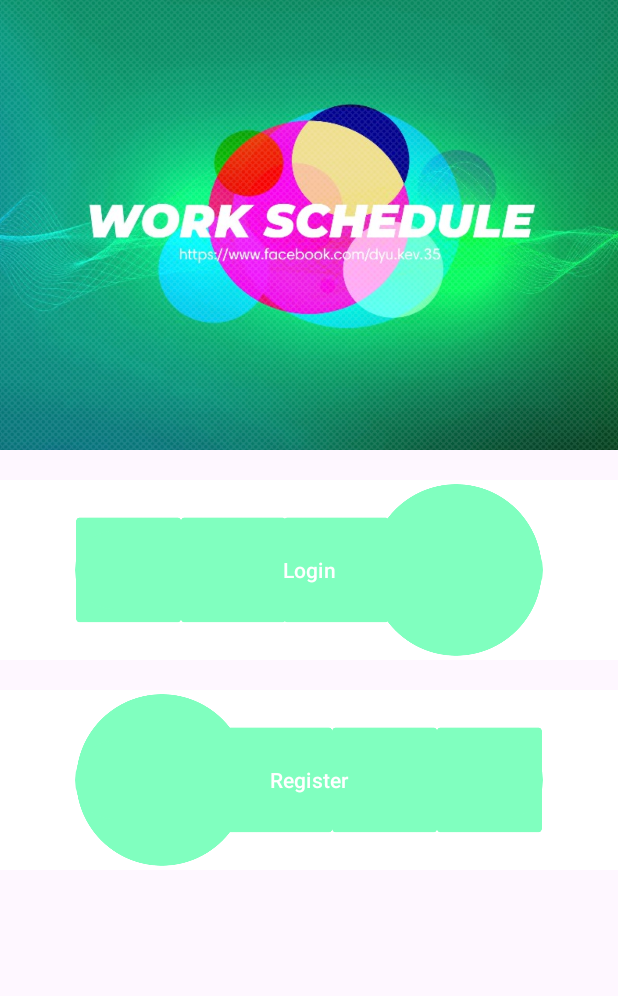
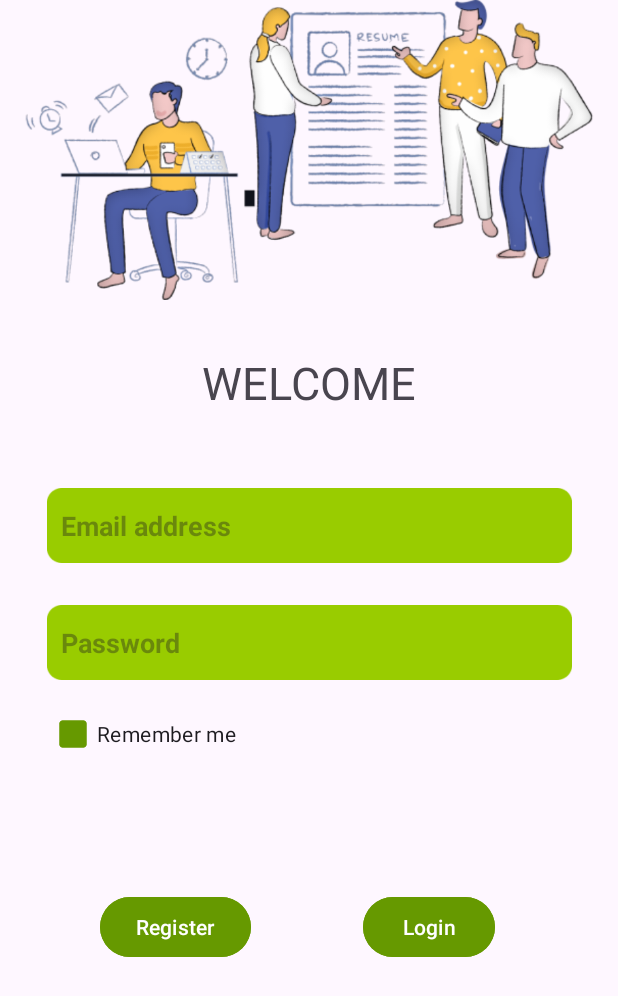
Before and after one commit to CallMeNaul/WorkSchedule, an Android app: the screen it shows after launch (StartActivity before the commit, LoginActivity after it), on a phone screen of 412 x 824 dp. Shown: the top 996 px of the screen. Run offline under Robolectric (Android 15) with nearby library versions, the phone set to English and light mode, and no system bars; our stand-ins replace Firebase (no records; nobody signed in at launch, a user with empty details on screens opened directly).

Commit message:
Chỉnh lại giao diện Xoá bớt Activity dư : start, logout

```diff
--- a/app/src/main/java/com/workschedule/appDevelopmentProject/MainActivity.java
+++ b/app/src/main/java/com/workschedule/appDevelopmentProject/MainActivity.java
@@ -20,7 +20,7 @@ public class MainActivity extends AppCompatActivity {
             @Override
             public void onClick(View v) {
                 FirebaseAuth.getInstance().signOut();
-                startActivity(new Intent(MainActivity.this, StartActivity.class));
+                startActivity(new Intent(MainActivity.this, LoginActivity.class));
             }
         });
     }
--- a/app/src/main/java/com/workschedule/appDevelopmentProject/StartActivity.java
+++ /dev/null
@@ -1,35 +0,0 @@
-package com.workschedule.appDevelopmentProject;
-
-import androidx.appcompat.app.AppCompatActivity;
-
-import android.content.Intent;
-import android.os.Bundle;
-import android.view.View;
-import android.widget.Button;
-
-public class StartActivity extends AppCompatActivity {
-    private Button register;
-    private Button login;
-    @Override
-    protected void onCreate(Bundle savedInstanceState) {
-        super.onCreate(savedInstanceState);
-        setContentView(R.layout.activity_start);
-        register = findViewById(R.id.btn_register);
-        login = findViewById(R.id.btn_login);
-        login.setBackgroundColor(android.graphics.Color.parseColor("#80FFBF"));
-        register.setBackgroundColor(android.graphics.Color.parseColor("#80FFBF"));
-        register.setOnClickListener(new View.OnClickListener() {
-            @Override
-            public void onClick(View v) {
-                startActivity(new Intent(StartActivity.this , RegisterActivity.class));
-                finish();
-            }
-        });
-        login.setOnClickListener(new View.OnClickListener() {
-            @Override
-            public void onClick(View view) {
-                startActivity(new Intent(StartActivity.this, LoginActivity.class));
-            }
-        });
-    }
-}
--- a/app/src/main/res/layout/activity_login.xml
+++ b/app/src/main/res/layout/activity_login.xml
@@ -10,60 +10,100 @@
         android:id="@+id/imageView"
         android:layout_width="match_parent"
         android:layout_height="200dp"
+        android:scaleType="centerCrop"
+        app:layout_constraintBottom_toBottomOf="parent"
+        app:layout_constraintHorizontal_bias="0.0"
         app:layout_constraintLeft_toLeftOf="parent"
         app:layout_constraintRight_toRightOf="parent"
         app:layout_constraintTop_toTopOf="parent"
-        android:scaleType="centerCrop"
-        app:srcCompat="@drawable/audio_wave"/>
+        app:layout_constraintVertical_bias="0.0"
+        app:srcCompat="@drawable/img" />
+
     <TextView
-        android:id="@+id/tv_user_name"
-        android:layout_width="100dp"
+        android:layout_width="wrap_content"
         android:layout_height="wrap_content"
-        android:text="@string/username"
-        app:layout_constraintLeft_toLeftOf="parent"
-        app:layout_constraintTop_toBottomOf="@id/imageView"
-        android:layout_marginTop="@dimen/margin_basex4"/>
+        android:text="WELCOME"
+        android:textSize="30dp"
+        app:layout_constraintBottom_toTopOf="@+id/et_username"
+        app:layout_constraintEnd_toEndOf="parent"
+        app:layout_constraintStart_toStartOf="parent"
+        app:layout_constraintTop_toBottomOf="@+id/imageView"
+        app:layout_constraintVertical_bias="0.408" />
 
     <EditText
         android:id="@+id/et_username"
-        android:layout_width="0dp"
-        android:layout_height="wrap_content"
-        android:hint="name@gmail.com"
-        app:layout_constraintHorizontal_bias="1.0"
-        app:layout_constraintLeft_toRightOf="@id/tv_user_name"
+        android:layout_width="350dp"
+        android:layout_height="50dp"
+        android:layout_marginTop="44dp"
+        android:background="@drawable/border"
+        android:hint="  Email address"
+        android:textStyle="bold"
+        android:backgroundTint="@android:color/holo_green_light"
+        app:layout_constraintBottom_toBottomOf="parent"
+        app:layout_constraintEnd_toEndOf="parent"
+        app:layout_constraintHorizontal_bias="0.508"
         app:layout_constraintRight_toRightOf="parent"
-        app:layout_constraintTop_toBottomOf="@id/imageView"
-        android:layout_marginTop="@dimen/margin_basex4"/>
-
-    <TextView
-        android:id="@+id/tv_password"
-        android:layout_width="100dp"
-        android:layout_height="wrap_content"
-        android:layout_marginTop="5dp"
-        android:hint="******"
-        android:text="@string/password"
-        app:layout_constraintLeft_toLeftOf="parent"
-        app:layout_constraintTop_toBottomOf="@id/et_username" />
+        app:layout_constraintStart_toStartOf="parent"
+        app:layout_constraintTop_toBottomOf="@+id/imageView"
+        app:layout_constraintVertical_bias="0.153" />
 
     <EditText
         android:id="@+id/et_password"
-        android:layout_width="0dp"
-        android:layout_height="wrap_content"
-        android:layout_marginTop="5dp"
-        app:layout_constraintHorizontal_bias="0.0"
-        app:layout_constraintLeft_toRightOf="@id/tv_password"
+        android:layout_width="350dp"
+        android:layout_height="50dp"
+        android:layout_marginTop="28dp"
+        android:background="@drawable/border"
+        android:hint="  Password"
+        android:inputType="textPassword"
+        android:textStyle="bold"
+        android:backgroundTint="@android:color/holo_green_light"
+        app:layout_constraintEnd_toEndOf="parent"
+        app:layout_constraintHorizontal_bias="0.504"
         app:layout_constraintRight_toRightOf="parent"
-        app:layout_constraintTop_toBottomOf="@id/et_username" />
+        app:layout_constraintStart_toStartOf="parent"
+        app:layout_constraintTop_toBottomOf="@+id/et_username" />
 
     <Button
-        android:id="@+id/btn_logiN"
-        android:layout_width="@dimen/margin_basex20"
+        android:id="@+id/btn_login"
+        android:layout_width="wrap_content"
         android:layout_height="wrap_content"
-        android:padding="@dimen/margin_base"
-        android:text="@string/login"
-        app:layout_constraintRight_toRightOf="parent"
-        app:layout_constraintTop_toBottomOf="@id/et_password"
-        android:layout_marginTop="@dimen/margin_base"/>
+        android:layout_marginTop="72dp"
+        android:text="Login"
+        android:backgroundTint="@android:color/holo_green_dark"
+        app:layout_constraintBottom_toBottomOf="parent"
+        app:layout_constraintEnd_toEndOf="parent"
+        app:layout_constraintHorizontal_bias="0.746"
+        app:layout_constraintStart_toStartOf="parent"
+        app:layout_constraintTop_toBottomOf="@+id/et_password"
+        app:layout_constraintVertical_bias="0.275" />
+
+    <Button
+        android:id="@+id/btn_register"
+        android:layout_width="wrap_content"
+        android:layout_height="wrap_content"
+        android:layout_marginTop="72dp"
+        android:text="Register"
+        android:backgroundTint="@android:color/holo_green_dark"
+        app:layout_constraintBottom_toBottomOf="parent"
+        app:layout_constraintEnd_toEndOf="parent"
+        app:layout_constraintHorizontal_bias="0.215"
+        app:layout_constraintStart_toStartOf="parent"
+        app:layout_constraintTop_toBottomOf="@+id/et_password"
+        app:layout_constraintVertical_bias="0.275" />
+
+    <CheckBox
+        android:id="@+id/check_remember"
+        android:layout_width="wrap_content"
+        android:layout_height="wrap_content"
+        android:layout_marginTop="12dp"
+        android:text="Remember me"
+        android:buttonTint="@android:color/holo_green_dark"
+        android:checked="true"
+
+        app:layout_constraintEnd_toEndOf="parent"
+        app:layout_constraintHorizontal_bias="0.114"
+        app:layout_constraintStart_toStartOf="parent"
+        app:layout_constraintTop_toBottomOf="@+id/et_password" />
 
 
 </androidx.constraintlayout.widget.ConstraintLayout>
--- a/app/src/main/res/layout/activity_start.xml
+++ /dev/null
@@ -1,84 +0,0 @@
-<?xml version="1.0" encoding="utf-8"?>
-<androidx.constraintlayout.widget.ConstraintLayout xmlns:android="http://schemas.android.com/apk/res/android"
-    xmlns:app="http://schemas.android.com/apk/res-auto"
-    xmlns:tools="http://schemas.android.com/tools"
-    android:layout_width="match_parent"
-    android:layout_height="match_parent"
-    tools:context=".StartActivity">
-
-    <ImageView
-        android:id="@+id/img_icon"
-        android:layout_width="wrap_content"
-        android:layout_height="300dp"
-        app:srcCompat="@drawable/audio_wave"
-        android:scaleType="centerCrop"
-        app:layout_constraintLeft_toLeftOf="parent"
-        app:layout_constraintRight_toRightOf="parent"
-        app:layout_constraintTop_toTopOf="parent"
-        android:orientation="vertical"/>
-
-    <androidx.constraintlayout.widget.ConstraintLayout
-        android:layout_width="match_parent"
-        android:layout_height="0dp"
-        app:layout_constraintTop_toBottomOf="@id/img_icon">
-        <androidx.constraintlayout.widget.ConstraintLayout
-            android:layout_width="match_parent"
-            android:layout_height="0dp"
-            app:layout_constraintTop_toTopOf="parent"
-            android:id="@+id/ctrlo_login">
-
-            <ImageView
-                android:id="@+id/img_login"
-                android:layout_width="match_parent"
-                android:layout_height="120dp"
-                app:srcCompat="@drawable/straight_bar"
-                android:scaleType="centerCrop"
-                android:layout_marginTop="@dimen/margin_basex4"
-                app:layout_constraintTop_toTopOf="parent"/>
-
-            <Button
-                android:id="@+id/btn_login"
-                android:layout_width="match_parent"
-                android:layout_height="60dp"
-                android:layout_alignParentBottom="true"
-                android:padding="@dimen/margin_base"
-                android:text="@string/login"
-                app:layout_constraintLeft_toLeftOf="parent"
-                app:layout_constraintRight_toRightOf="parent"
-                app:layout_constraintTop_toTopOf="parent"
-                android:layout_marginTop="50dp"
-                android:layout_marginLeft="@dimen/margin_basex10"
-                android:layout_marginRight="@dimen/margin_basex10"/>
-
-        </androidx.constraintlayout.widget.ConstraintLayout>
-        <androidx.constraintlayout.widget.ConstraintLayout
-            android:layout_width="match_parent"
-            android:layout_height="0dp"
-            app:layout_constraintTop_toBottomOf="@id/ctrlo_login">
-
-            <ImageView
-                android:id="@+id/img_register"
-                android:layout_width="match_parent"
-                android:layout_height="120dp"
-                android:layout_marginTop="@dimen/margin_basex4"
-                android:scaleType="centerCrop"
-                app:layout_constraintTop_toTopOf="parent"
-                app:srcCompat="@drawable/straight_bar_2"/>
-
-            <Button
-                android:id="@+id/btn_register"
-                android:layout_width="match_parent"
-                android:layout_height="60dp"
-                android:layout_centerVertical="true"
-                android:layout_marginTop="@dimen/margin_basex10"
-                android:layout_marginLeft="@dimen/margin_basex10"
-                android:layout_marginRight="@dimen/margin_basex10"
-                android:padding="@dimen/margin_base"
-                android:text="@string/register"
-                app:layout_constraintTop_toTopOf="parent"
-                app:layout_constraintLeft_toLeftOf="parent"
-                app:layout_constraintRight_toRightOf="parent"/>
-
-        </androidx.constraintlayout.widget.ConstraintLayout>
-    </androidx.constraintlayout.widget.ConstraintLayout>
-</androidx.constraintlayout.widget.ConstraintLayout>
```
Also changed, not shown: app/src/main/AndroidManifest.xml (+1 -7 lines), app/src/main/java/com/workschedule/appDevelopmentProject/LoginActivity.java (+11 -1 lines), app/src/main/java/com/workschedule/appDevelopmentProject/LogoutActivity.java (deleted, +0 -14 lines), app/src/main/java/com/workschedule/appDevelopmentProject/RegisterActivity.java (+40 -10 lines), app/src/main/res/layout/activity_logout.xml (deleted, +0 -9 lines), app/src/main/res/layout/activity_main.xml (+11 -0 lines), app/src/main/res/layout/activity_register.xml (+65 -37 lines), app/src/main/res/drawable/border.png (added), app/src/main/res/drawable/img.png (added).
